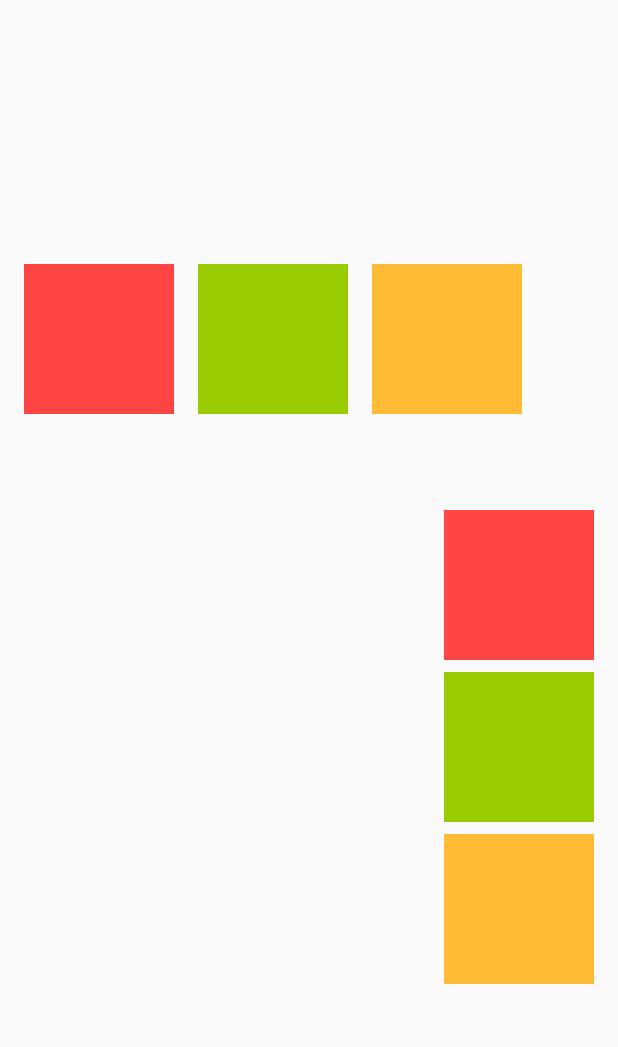
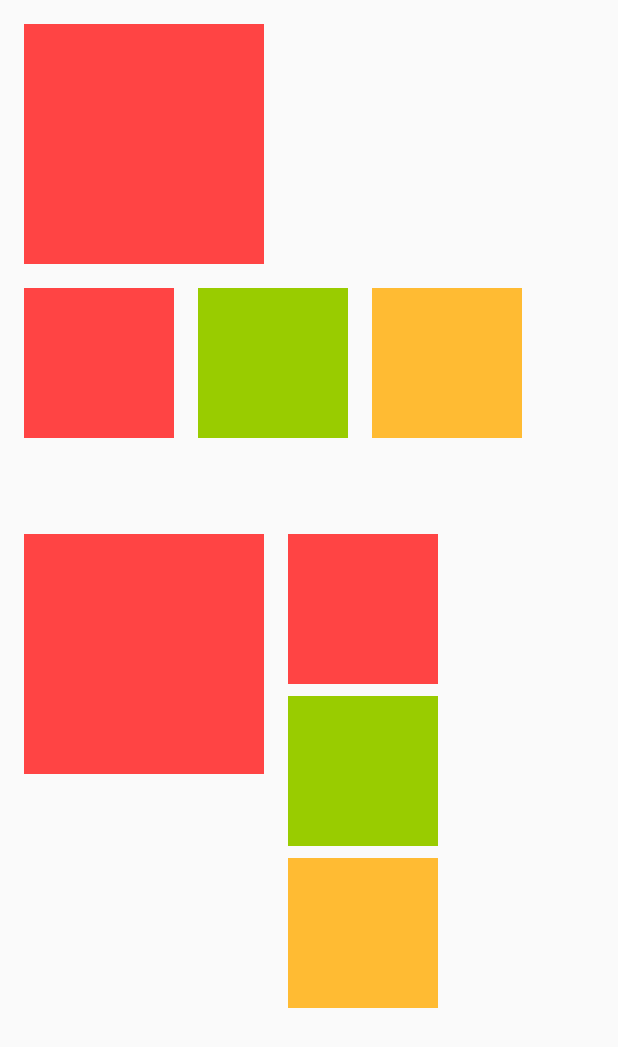
Before and after one commit to zly394/GlideTransform, an Android app: the layout activity_main.xml on its own in the app's theme, with its tools: preview values and no code run, on a phone screen of 412 x 824 dp. Shown: the top 1047 px of the screen. Run offline under Robolectric (Android 15) with nearby library versions, the phone set to English and light mode, and no system bars.

Commit message:
修复图片宽高计算不正确的问题

```diff
--- a/app/src/main/res/layout/activity_main.xml
+++ b/app/src/main/res/layout/activity_main.xml
@@ -18,8 +18,9 @@
 
             <ImageView
                 android:id="@+id/ivOriginal1"
-                android:layout_width="240dp"
-                android:layout_height="144dp" />
+                android:layout_width="160dp"
+                android:layout_height="160dp"
+                android:background="@android:color/holo_red_light"/>
 
             <LinearLayout
                 android:layout_width="wrap_content"
@@ -60,9 +61,9 @@
 
             <ImageView
                 android:id="@+id/ivOriginal2"
-                android:layout_width="144dp"
-                android:layout_height="240dp"
-                android:layout_weight="1" />
+                android:layout_width="160dp"
+                android:layout_height="160dp"
+                android:background="@android:color/holo_red_light"/>
 
             <LinearLayout
                 android:layout_width="wrap_content"
--- a/build.gradle
+++ b/build.gradle
@@ -5,7 +5,7 @@ buildscript {
         jcenter()
     }
     dependencies {
-        classpath 'com.android.tools.build:gradle:2.0.0'
+        classpath 'com.android.tools.build:gradle:2.1.2'
 
         // NOTE: Do not place your application dependencies here; they belong
         // in the individual module build.gradle files
```
Also changed, not shown: app/src/main/java/com/zly/glidetransform/CustomShapeTransformation.java (+6 -4 lines), app/src/main/java/com/zly/glidetransform/MainActivity.java (+9 -11 lines).
